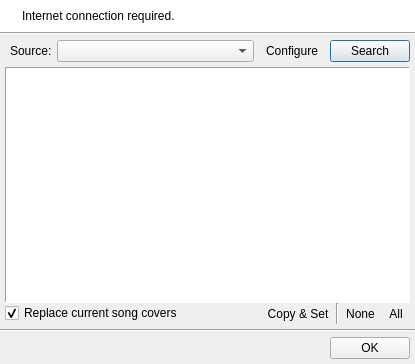
UltraStar-Deluxe/UltraStar-Manager, file uman/src/remoteimages/QURemoteImageDialog.ui: the form before one commit.
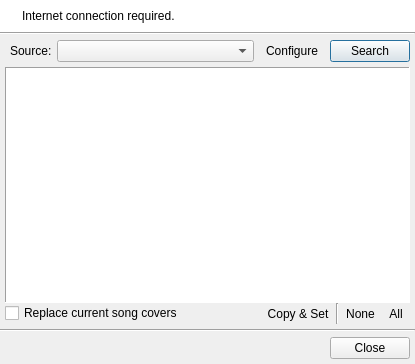
The form after the commit. Icons and pictures are not drawn.

```diff
--- a/uman/src/remoteimages/QURemoteImageDialog.ui
+++ b/uman/src/remoteimages/QURemoteImageDialog.ui
@@ -375,7 +375,7 @@
              <normaloff>:/types/image_minus.png</normaloff>:/types/image_minus.png</iconset>
            </property>
            <property name="checked">
-            <bool>true</bool>
+            <bool>false</bool>
            </property>
           </widget>
          </item>
@@ -487,7 +487,7 @@
      <item>
       <widget class="QPushButton" name="acceptBtn">
        <property name="text">
-        <string>OK</string>
+        <string>Close</string>
        </property>
        <property name="icon">
         <iconset resource="../resources/uman.qrc">
```
Left out of the diff: 6 changed lines with no effect on the pictures.
